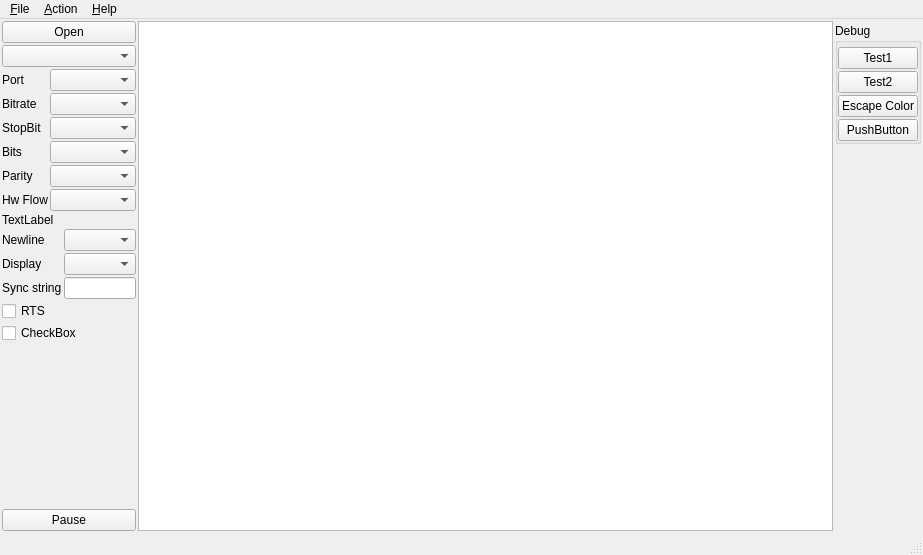
Above: python/terminal/mpTerminal.ui from zonbrisad/Tester before the change. Below: the same form after it.
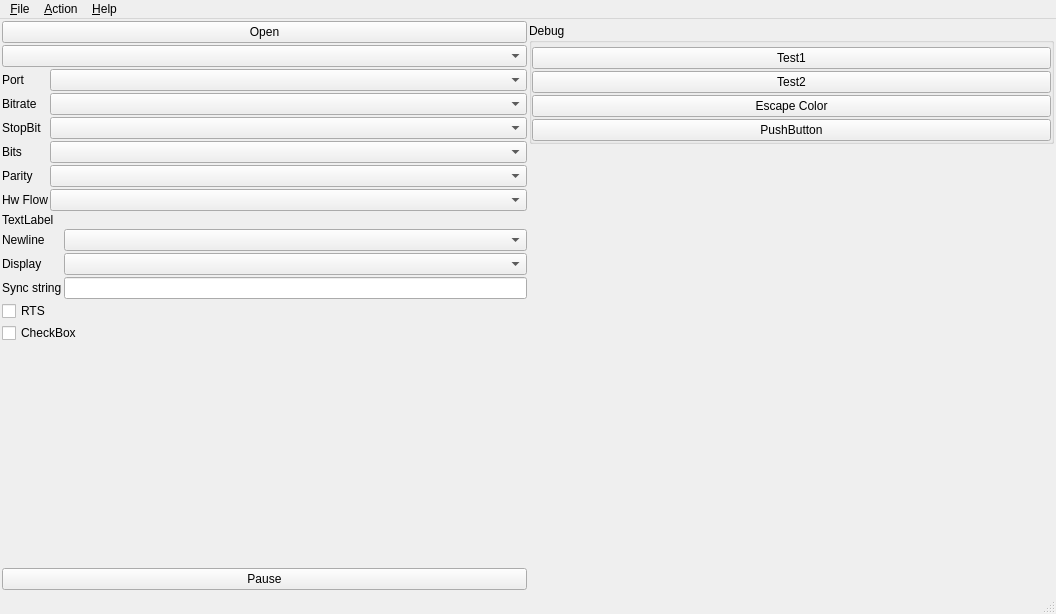
That is the form after the change.

Patch:
```diff
--- a/python/terminal/mpTerminal.ui
+++ b/python/terminal/mpTerminal.ui
@@ -6,8 +6,8 @@
    <rect>
     <x>0</x>
     <y>0</y>
-    <width>923</width>
-    <height>555</height>
+    <width>1056</width>
+    <height>614</height>
    </rect>
   </property>
   <property name="windowTitle">
@@ -15,8 +15,8 @@
   </property>
   <property name="iconSize">
    <size>
-    <width>128</width>
-    <height>128</height>
+    <width>512</width>
+    <height>512</height>
    </size>
   </property>
   <widget class="QWidget" name="centralwidget">
@@ -231,15 +231,6 @@
       </item>
      </layout>
     </item>
-    <item>
-     <widget class="QTextEdit" name="textEdit">
-      <property name="font">
-       <font>
-        <family>Monospace</family>
-       </font>
-      </property>
-     </widget>
-    </item>
     <item>
      <layout class="QVBoxLayout" name="verticalLayout_3">
       <property name="spacing">
@@ -325,7 +316,7 @@
     <rect>
      <x>0</x>
      <y>0</y>
-     <width>923</width>
+     <width>1056</width>
      <height>22</height>
     </rect>
    </property>
```
